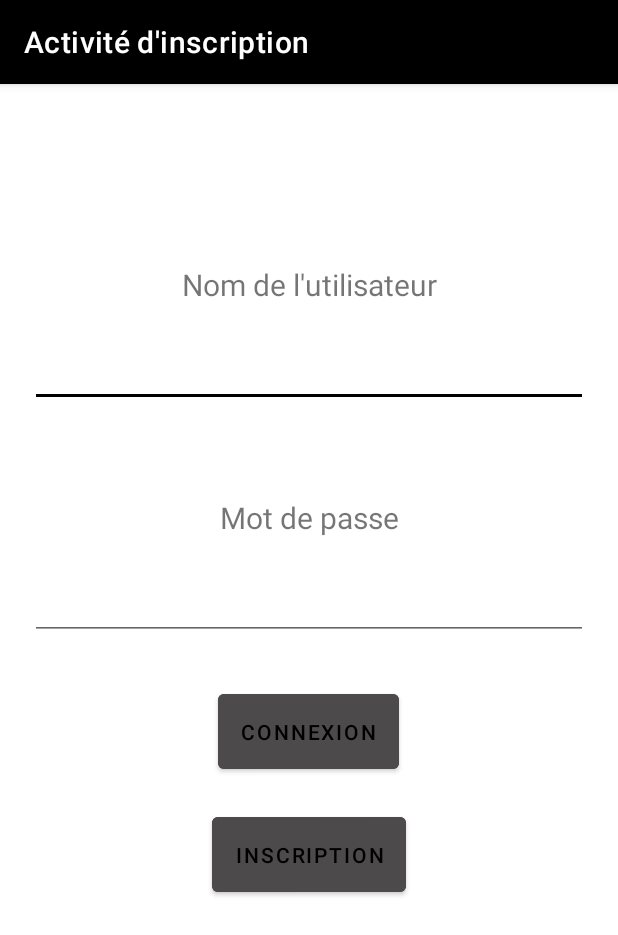
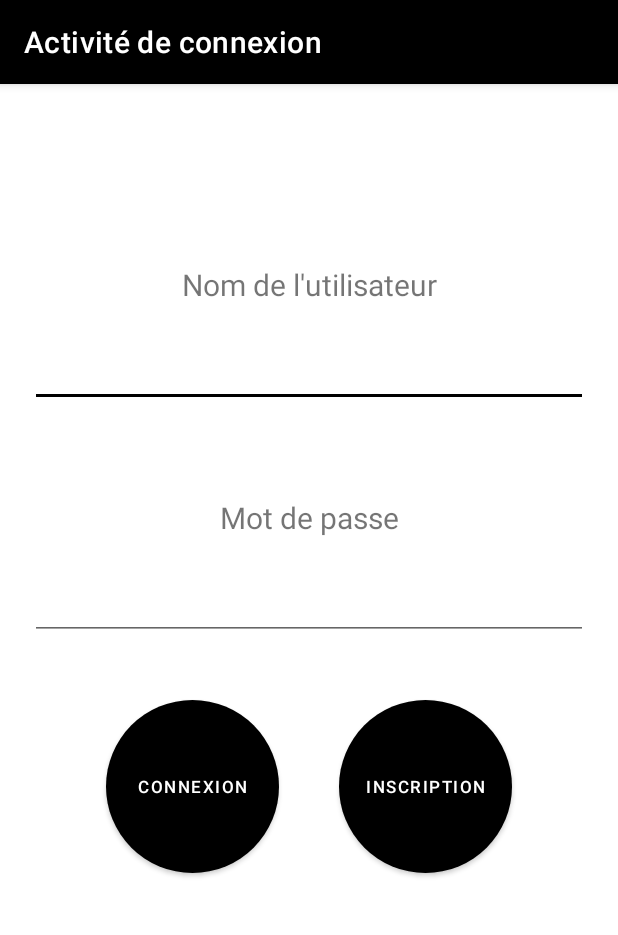
Before and after one commit to Ethan-Estrada/H21-4204N6-KickMyB-Estrada, an Android app: the screen it shows after launch (MainActivity), on a phone screen of 412 x 824 dp. Shown: the top 935 px of the screen. Run offline under Robolectric (Android 15) with nearby library versions, the phone set to English and light mode, and no system bars.

Commit message:
DGN : Modification du design des boutons
Modification de la forme des boutons de l'application

```diff
--- a/TP/app/src/main/java/org/estrada/tp1/Inscription.java
+++ b/TP/app/src/main/java/org/estrada/tp1/Inscription.java
@@ -22,7 +22,7 @@ public class Inscription extends AppCompatActivity {
         View view = binding.getRoot();
         setContentView(view);
 
-        setTitle("Activité d'accueil");
+        setTitle("Activité d'inscription");
 
         binding.btnInscription1.setOnClickListener(new View.OnClickListener() {
             @Override
--- a/TP/app/src/main/java/org/estrada/tp1/MainActivity.java
+++ b/TP/app/src/main/java/org/estrada/tp1/MainActivity.java
@@ -22,7 +22,7 @@ public class MainActivity extends AppCompatActivity {
         View view = binding.getRoot();
         setContentView(view);
 
-        setTitle("Activité d'inscription");
+        setTitle("Activité de connexion");
 
         binding.btnConnexion.setOnClickListener(new View.OnClickListener() {
             @Override
--- a/TP/app/src/main/res/layout/activity_main.xml
+++ b/TP/app/src/main/res/layout/activity_main.xml
@@ -56,23 +56,35 @@
             android:inputType="textPassword"/>
     </LinearLayout>
 
-    <Button
-        android:id="@+id/btnConnexion"
-        android:padding="15dp"
-        android:layout_margin="10dp"
-        android:layout_gravity="center"
-        android:layout_width="wrap_content"
+    <LinearLayout
+        android:layout_width="match_parent"
         android:layout_height="wrap_content"
-        android:backgroundTint="#4C4A4A"
-        android:text="Connexion"/>
-    <Button
-        android:id="@+id/btnInscription"
-        android:padding="15dp"
-        android:layout_margin="10dp"
-        android:layout_gravity="center"
-        android:layout_width="wrap_content"
-        android:layout_height="wrap_content"
-        android:backgroundTint="#4C4A4A"
-        android:text="Inscription"/>
+        android:orientation="horizontal"
+        android:gravity="center">
+
+        <Button
+            android:layout_margin="20dp"
+            android:id="@+id/btnConnexion"
+            android:layout_gravity="center"
+            android:layout_width="115dp"
+            android:layout_height="115dp"
+            android:background="@drawable/round_button"
+            android:gravity="center_vertical|center_horizontal"
+            android:text="Connexion"
+            android:textSize="11dp"
+            android:textColor="#fff" />
+
+        <Button
+            android:layout_margin="20dp"
+            android:id="@+id/btnInscription"
+            android:layout_gravity="center"
+            android:layout_width="115dp"
+            android:layout_height="115dp"
+            android:background="@drawable/round_button"
+            android:gravity="center_vertical|center_horizontal"
+            android:text="Inscription"
+            android:textSize="11dp"
+            android:textColor="#fff" />
+    </LinearLayout>
 
 </LinearLayout>
```
